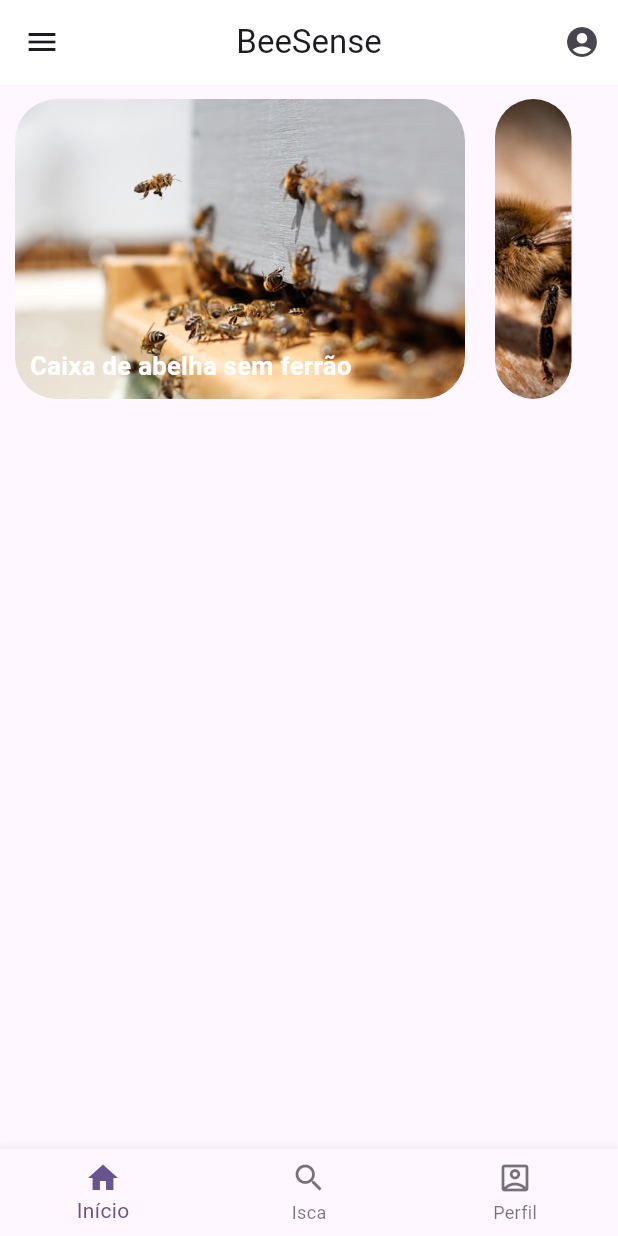
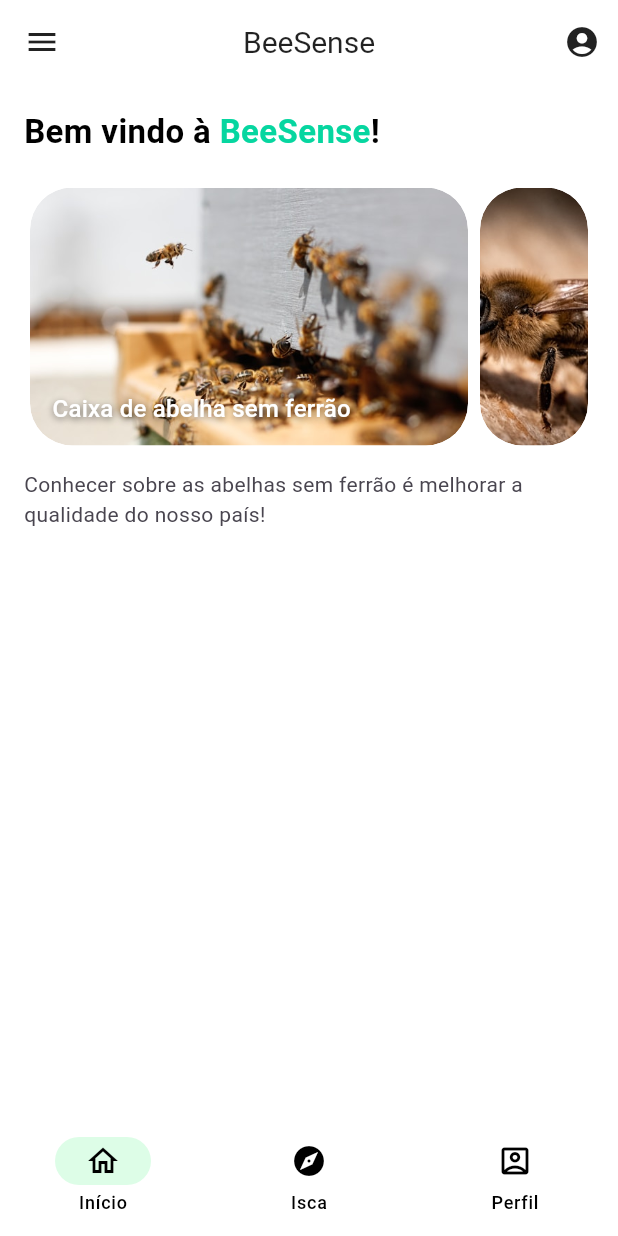
Before and after one commit to EmilenyRochaLeal/beeSense, a Flutter app: the screen it shows after launch, in the side drawer, after a tap on the "account circle" icon, on a phone screen of 412 x 824 dp. Run offline on Flutter 3.47's test engine with Material 3 defaults, Android fonts, the phone set to English and light mode, and no system bars; our stand-ins replace device_preview.

Commit message:
feat: adicionar novos componentes de carrossel e drawer

```diff
--- /dev/null
+++ b/lib/core/navigation_observer.dart
@@ -0,0 +1,14 @@
+import 'package:flutter/material.dart';
+
+class NavigatorObserverCustom extends NavigatorObserver {
+
+  @override
+  void didPush(Route route, Route? previousRoute) {
+    super.didPush(route, previousRoute);
+  }
+
+  @override
+  void didPop(Route route, Route? previousRoute) {
+    super.didPop(route, previousRoute);
+  }
+}
--- a/lib/home/home_page.dart
+++ /dev/null
@@ -1,73 +0,0 @@
-import 'package:flutter/material.dart';
-
-class HomePage extends StatelessWidget {
-  const HomePage({super.key});
-
-  @override
-  Widget build(BuildContext context) {
-    return Scaffold(
-      appBar: AppBar(
-        title: Text('BeeSense'),
-        centerTitle: true,
-        backgroundColor: Colors.white,
-        actions: [
-          IconButton(onPressed: () {}, icon: Icon(Icons.account_circle)),
-        ],
-      ),
-      drawer: Drawer(child: Center(child: Text('Drawer menu'))),
-      bottomNavigationBar: BottomNavigationBar(
-        currentIndex: 0,
-        items: const [
-          BottomNavigationBarItem(label: "Início", icon: Icon(Icons.home)),
-          BottomNavigationBarItem(label: "Isca", icon: Icon(Icons.search)),
-          BottomNavigationBarItem(
-            label: "Perfil",
-            icon: Icon(Icons.account_box_outlined),
-          ),
-        ],
-      ),
-      body: Align(
-        alignment: Alignment.topLeft,
-        child: Row(
-          children: [
-            Container(
-              width: 300,
-              height: 200,
-              margin: EdgeInsets.all(10),
-              padding: EdgeInsets.all(10),
-              decoration: BoxDecoration(
-                image: DecorationImage(
-                  image: AssetImage('assets/images/post1.jpg'),
-                  fit: BoxFit.cover,
-                ),
-                borderRadius: BorderRadius.all(Radius.circular(28)),
-              ),
-              child: Align(
-                alignment: Alignment.bottomLeft,
-                child: Text('Caixa de abelha sem ferrão',
-                    style: TextStyle(
-                      color: Color(0xFFFFFFFF),
-                      fontSize: 17,
-                      fontWeight: FontWeight.bold,
-                    )),
-                ),
-            ),
-             Container(
-              width: 51,
-              height: 200,
-              margin: EdgeInsets.all(10),
-              padding: EdgeInsets.all(10),
-              decoration: BoxDecoration(
-                image: DecorationImage(
-                  image: AssetImage('assets/images/post2.jpg'),
-                  fit: BoxFit.cover,
-                ),
-                borderRadius: BorderRadius.all(Radius.circular(28)),
-              ),
-            ),
-          ],
-        ),
-      ),
-    );
-  }
-}
--- a/lib/main.dart
+++ b/lib/main.dart
@@ -1,8 +1,17 @@
-import 'package:beesense/home/home_page.dart';
+import 'package:device_preview/device_preview.dart';
+import 'package:beesense/views/home/home_page.dart';
+import 'package:beesense/views/isca/isca.dart';
+import 'package:flutter/foundation.dart';
 import 'package:flutter/material.dart';
+import 'package:beesense/views/perfil/perfil.dart';
 
 void main() {
-  runApp(const MyApp());
+  runApp(
+    DevicePreview(
+      enabled: !kReleaseMode,
+      builder: (_) => MyApp(), // Wrap your app
+    ),
+  );
 }
 
 class MyApp extends StatelessWidget {
@@ -13,11 +22,65 @@ class MyApp extends StatelessWidget {
   Widget build(BuildContext context) {
     return MaterialApp(
       debugShowCheckedModeBanner: false,
-      title: 'Flutter Demo',
+      title: 'BeeSense',
       theme: ThemeData(
-        colorScheme: ColorScheme.fromSeed(seedColor: Colors.deepPurple),
+        primaryColor: Color(0xFF06D6A0),
+        scaffoldBackgroundColor: Color(0xFFFFFFFF),
+        colorScheme: ColorScheme.light(
+          primary: Color(0xFF06D6A0),
+          secondary: Color(0xFFDDFDE7),
+          // surface: Colors.white,
+        ),
+        textTheme: TextTheme(
+          headlineLarge: TextStyle(
+            fontSize: 28,
+            fontWeight: FontWeight.bold,
+            color: Colors.black87,
+          ),
+          titleMedium: TextStyle(
+            fontSize: 20,
+            fontWeight: FontWeight.bold,
+            color: Color(0xFF1D1B20),
+          ),
+          bodyMedium: TextStyle(fontSize: 16, color: Color(0xFF49454F)),
+          bodySmall: TextStyle(fontSize: 14, color: Color(0xFF49454F)),
+        ),
+        iconTheme: const IconThemeData(color: Color(0xFF49454F)),
+        appBarTheme: const AppBarTheme(
+          backgroundColor: Colors.white,
+          foregroundColor: Colors.black87,
+          elevation: 0,
+          centerTitle: true,
+          titleTextStyle: TextStyle(
+            color: Colors.black87,
+            fontSize: 20,
+            fontWeight: FontWeight.bold,
+          ),
+        ),
       ),
-      home: HomePage(),
+      // navigatorObservers: [NavigatorObserver(), ],
+      // home: HomePage(),
+      // onGenerateRoute: (RouteSettings settings ){
+      //   if (settings.name == '/') {
+      //     return MaterialPageRoute(
+      //       settings: settings,
+      //       builder: (context) => HomePage()
+      //     );
+      //   }
+      //   if (settings.name == '/isca') {
+      //     return MaterialPageRoute(
+      //       settings: settings,
+      //       builder: (context) => Isca()
+      //     );
+      //   }
+      // },
+      locale: DevicePreview.locale(context),
+      builder: DevicePreview.appBuilder,
+      routes: {
+        '/': (_) => HomePage(),
+        '/isca': (_) => Isca(),
+        '/perfil': (_) => const Perfil(),
+      },
     );
   }
 }
--- /dev/null
+++ b/lib/views/home/home_content.dart
@@ -0,0 +1,44 @@
+import 'package:flutter/material.dart';
+import '../widget/carousel_view.dart';
+
+class HomeContent extends StatelessWidget {
+  const HomeContent({super.key});
+
+  @override
+  Widget build(BuildContext context) {
+    return Padding(
+      padding: const EdgeInsets.all(16),
+      child: Column(
+          crossAxisAlignment: CrossAxisAlignment.start,
+          children: [
+          const Text.rich(
+            TextSpan(
+              text: 'Bem vindo à',
+              style: TextStyle(fontWeight: FontWeight.w700, color: Colors.black, fontSize: 22),
+              children: <TextSpan>[
+                TextSpan(
+                  text: ' BeeSense',
+                  style: TextStyle(fontWeight: FontWeight.w700, color: Color(0xFF06D6A0)),
+                ),
+                TextSpan(
+                  text: '!',
+                  style: TextStyle(fontWeight: FontWeight.w700),
+                ),
+              ],
+            ),
+          ),
+          SizedBox(height: 18),
+          SizedBox(
+            height: 180,
+            child: const Carrossel(),
+          ),
+          SizedBox(height: 12),
+          const Text(
+              'Conhecer sobre as abelhas sem ferrão é melhorar a qualidade do nosso país!',
+              style: TextStyle(fontSize: 14),
+            ),
+          ]
+        )
+    );
+  }
+}
--- /dev/null
+++ b/lib/views/home/home_page.dart
@@ -0,0 +1,54 @@
+import 'package:beesense/views/isca/isca.dart';
+import 'package:beesense/views/perfil/perfil.dart';
+import 'package:flutter/material.dart';
+import '../widget/navigation_bar.dart';
+import '../widget/drawer.dart';
+import 'home_content.dart';
+
+class HomePage extends StatefulWidget {
+  const HomePage({super.key});
+
+  @override
+  State<HomePage> createState() => _HomePageState();
+}
+
+class _HomePageState extends State<HomePage> {
+  int currentIndex = 0;
+
+  @override
+  Widget build(BuildContext context) {
+    return Scaffold(
+      appBar: AppBar(
+        title: Text(
+          'BeeSense',
+          style: TextStyle(fontWeight: FontWeight.normal)
+          ),
+        centerTitle: true,
+        backgroundColor: Colors.white,
+        actions: [
+          IconButton(onPressed: () {}, icon: Icon(Icons.account_circle)),
+        ],
+      ),
+
+      drawer: MyDrawer(),
+
+      bottomNavigationBar: CustomNavigatorBar(
+        currentIndex: currentIndex,
+        onTap: (index) {
+          setState(() {
+            currentIndex = index;
+          });
+        },
+      ),
+
+      body: IndexedStack(
+        index: currentIndex,
+        children: [
+          HomeContent(),
+          Isca(),
+          Perfil(),
+        ],
+      ),
+    );
+  }
+}
--- /dev/null
+++ b/lib/views/isca/isca.dart
@@ -0,0 +1,22 @@
+import 'package:flutter/material.dart';
+
+class Isca extends StatelessWidget {
+  const Isca({super.key});
+
+  @override
+  Widget build(BuildContext context) {
+    return Scaffold(
+      // appBar: AppBar(
+      //   title: Text('Isca'),
+      //   centerTitle: true,
+      //   backgroundColor: Colors.white,
+      //   actions: [
+      //     IconButton(onPressed: () {}, icon: Icon(Icons.account_circle)),
+      //   ],
+      // ),
+      body: Center(
+        child: Text('Página de Isca'),
+      ),
+    );
+  }
+}
--- /dev/null
+++ b/lib/views/perfil/perfil.dart
@@ -0,0 +1,27 @@
+import 'package:flutter/material.dart';
+
+class Perfil extends StatelessWidget {
+  const Perfil({super.key});
+
+  @override
+  Widget build(BuildContext context) {
+    return Scaffold(
+      // appBar: AppBar(
+      //   title: Text('Perfil'),
+      //   centerTitle: true,
+      //   backgroundColor: Colors.white,
+      //   actions: [
+      //     IconButton(onPressed: () {}, icon: Icon(Icons.account_circle)),
+      //   ],
+      // ),
+      body: Center(
+        child: TextButton(
+          onPressed: (){
+            Navigator.of(context).pop('Retornando da tela de perfil');
+          },
+          child: const Text('Voltar')
+        ),
+      ),
+    );
+  }
+}
--- /dev/null
+++ b/lib/views/widget/carousel_view.dart
@@ -0,0 +1,59 @@
+import 'package:flutter/material.dart';
+
+class Carrossel extends StatelessWidget {
+  const Carrossel({super.key});
+
+  @override
+  Widget build(BuildContext context) {
+    return CarouselView(
+      itemExtent: 300.0,
+      padding: const EdgeInsets.all(4),
+
+      children: [
+        _buildCard(
+          image: 'assets/images/post1.jpg',
+          title: 'Caixa de abelha sem ferrão',
+        ),
+        _buildCard(image: 'assets/images/post2.jpg', title: ''),
+      ],
+    );
+  }
+
+  Widget _buildCard({required String image, required String title}) {
+    return Container(
+      width: 300,
+      height: 200,
+      // margin: const EdgeInsets.symmetric(horizontal: ),
+      decoration: BoxDecoration(
+        borderRadius: BorderRadius.circular(28),
+        image: DecorationImage(image: AssetImage(image), fit: BoxFit.cover),
+      ),
+
+      child: title.isNotEmpty
+          ? Align(
+              alignment: Alignment.bottomLeft,
+              child: Padding(
+                padding: const EdgeInsets.all(15.0),
+                child: Text(
+                  title,
+                  style: const TextStyle(
+                    fontSize: 16,
+                    color: Color(0xFFFFFFFF),
+                    fontWeight: FontWeight.w500,
+                    letterSpacing: 0.15,
+                    height: 1.28,
+                    shadows: [
+                      Shadow(
+                        color: Colors.black54,
+                        blurRadius: 6,
+                        offset: Offset(0, 1),
+                      ),
+                    ],
+                  ),
+                ),
+              ),
+            )
+          : null,
+    );
+  }
+}
--- /dev/null
+++ b/lib/views/widget/drawer.dart
@@ -0,0 +1,36 @@
+import 'package:flutter/material.dart';
+
+class MyDrawer extends StatelessWidget {
+  const MyDrawer({super.key});
+
+  @override
+  Widget build(BuildContext context) {
+    return NavigationDrawer(
+        children: [
+          Padding(
+            padding: const EdgeInsets.all(40),
+            child: Text(
+              'Menu',
+              // style: TextStyle(fontSize: 24, fontWeight: FontWeight.bold),
+          )
+          ),
+         NavigationDrawerDestination(
+          icon: Icon(Icons.notification_add),
+          label: Text('Notificações')
+          ),
+          NavigationDrawerDestination(
+          icon: Icon(Icons.favorite_border_outlined),
+          label: Text('Favoritos')
+          ),
+          NavigationDrawerDestination(
+          icon: Icon(Icons.people_alt_outlined),
+          label: Text('Equipe')
+          ),
+           NavigationDrawerDestination(
+          icon: Icon(Icons.contact_page_outlined),
+          label: Text('Contato')
+          ),
+        ],
+      );
+  }
+}
--- /dev/null
+++ b/lib/views/widget/navigation_bar.dart
@@ -0,0 +1,36 @@
+import 'package:flutter/material.dart';
+
+class CustomNavigatorBar extends StatelessWidget {
+  final int currentIndex;
+  final ValueChanged<int> onTap;
+
+  const CustomNavigatorBar({
+    super.key,
+    required this.currentIndex,
+    required this.onTap,
+  });
+
+  @override
+  Widget build(BuildContext context) {
+    return NavigationBar(
+      animationDuration: const Duration(milliseconds: 1000),
+      selectedIndex: currentIndex,
+      onDestinationSelected: onTap,
+      // labelBehavior: NavigationDestinationLabelBehavior.onlyShowSelected,
+      destinations: const [
+        NavigationDestination(
+          icon: Icon(Icons.home_outlined),
+          label: 'Início',
+        ),
+        NavigationDestination(
+          icon: Icon(Icons.explore),
+          label: 'Isca',
+        ),
+        NavigationDestination(
+          icon: Icon(Icons.account_box_outlined),
+          label: 'Perfil',
+        ),
+      ],
+    );
+  }
+}
--- a/pubspec.yaml
+++ b/pubspec.yaml
@@ -31,6 +31,7 @@ environment:
 dependencies:
   flutter:
     sdk: flutter
+  device_preview: ^1.3.1
 
   # The following adds the Cupertino Icons font to your application.
   # Use with the CupertinoIcons class for iOS style icons.
```
Also changed, not shown: pubspec.lock.
